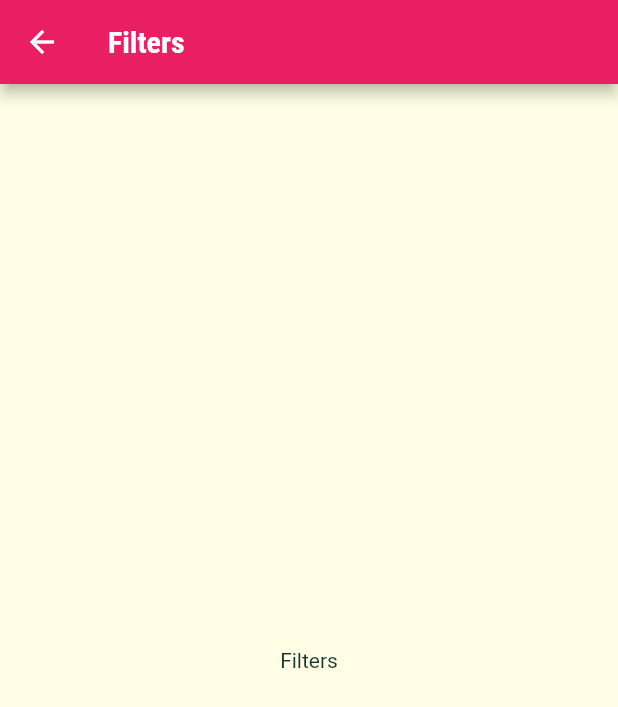
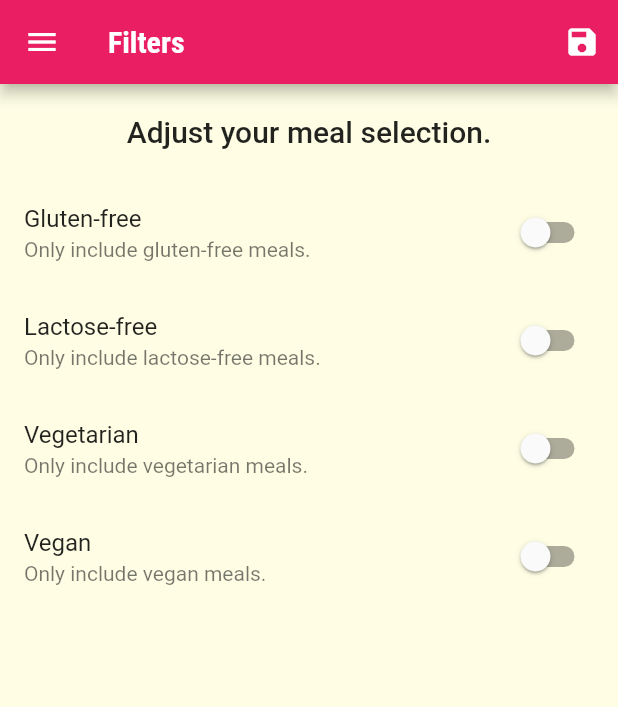
Before and after one commit to felixdusengimana/foodie, a Flutter app: the FilterScreen screen opened by its route, on a phone screen of 412 x 824 dp. Shown: the top 707 px of the screen. Run offline on Flutter 3.47's test engine with Material 2 defaults, Android fonts, the phone set to English and light mode, and no system bars; missing offline and left inert: dart:ffi; Roboto replaces fonts that are missing (Raleeway).

Commit message:
fat: added missing drawer on filter page

```diff
--- a/lib/main.dart
+++ b/lib/main.dart
@@ -1,15 +1,72 @@
 import 'package:flutter/material.dart';
 
+import './models/meal.dart';
 import './screens/meal_details.dart';
 import './screens/filters_screen.dart';
 import './screens/tabs_screen.dart';
 import './screens/category_meal.dart';
+import './dummy_data.dart';
 
 void main() {
   runApp(MyApp());
 }
 
-class MyApp extends StatelessWidget {
+class MyApp extends StatefulWidget {
+  @override
+  State<MyApp> createState() => _MyAppState();
+}
+
+class _MyAppState extends State<MyApp> {
+  Map<String, bool> _filters = {
+    'gluten': false,
+    'lactose': false,
+    'vegan': false,
+    'vegetarian': false,
+  };
+
+  List<Meal> _availableMeals = DUMMY_MEALS;
+  List<Meal> _favoriteMeals = [];
+
+  void _setFilters(
+    Map<String, bool> filterData,
+  ) {
+    // print("Filete Called");
+    setState(() {
+      _filters = filterData;
+      _availableMeals.where((meal) {
+        if (_filters['gluten']! && !meal.isGlutenFree) {
+          return false;
+        }
+        if (_filters['lactose']! && !meal.isLactoseFree) {
+          return false;
+        }
+        if (_filters['vegan']! && !meal.isVegan) {
+          return false;
+        }
+        if (_filters['vegetarian']! && !meal.isVegetarian) {
+          return false;
+        }
+        return true;
+      }).toList();
+    });
+  }
+
+  void _toggleFavMeal(String mealId) {
+    final existingIndex =
+        _favoriteMeals.indexWhere((meal) => meal.id == mealId);
+    if (existingIndex >= 0) {
+      setState(() {
+        _favoriteMeals.removeAt(existingIndex);
+      });
+    } else {
+      setState(() {
+        _favoriteMeals.add(
+          DUMMY_MEALS.firstWhere((meal) => meal.id == mealId),
+        );
+      });
+    }
+  }
+
   @override
   Widget build(BuildContext context) {
     return MaterialApp(
@@ -41,10 +98,11 @@ class MyApp extends StatelessWidget {
       // home: const CategoriesScreen(),
       initialRoute: '/',
       routes: {
-        '/': (ctx) => TabsScreen(),
-        CategoryMealsScreen.routeName: (ctx) => CategoryMealsScreen(),
+        '/': (ctx) => TabsScreen(_favoriteMeals),
+        CategoryMealsScreen.routeName: (ctx) =>
+            CategoryMealsScreen(_availableMeals),
         MealDetailsScreen.routeName: (ctx) => MealDetailsScreen(),
-        FilterScreen.routerName: (ctx) => FilterScreen(),
+        FilterScreen.routerName: (ctx) => FilterScreen(_setFilters, _filters),
       },
     );
   }
--- a/lib/screens/category_meal.dart
+++ b/lib/screens/category_meal.dart
@@ -1,11 +1,13 @@
 import 'package:flutter/material.dart';
 
-import '../dummy_data.dart';
 import '../widgets/meal_item.dart';
 import '../models/meal.dart';
 
 class CategoryMealsScreen extends StatefulWidget {
   static const routeName = '/category-meals';
+  final List<Meal> availableMeals;
+
+  CategoryMealsScreen(this.availableMeals);
 
   @override
   State<CategoryMealsScreen> createState() => _CategoryMealsScreenState();
@@ -29,7 +31,7 @@ class _CategoryMealsScreenState extends State<CategoryMealsScreen> {
       final catId = routerArgs['id'];
       catTitle = routerArgs['title'].toString();
 
-      catMeals = DUMMY_MEALS.where((meal) {
+      catMeals = widget.availableMeals.where((meal) {
         return meal.categories.contains(catId);
       }).toList();
     }
--- a/lib/screens/favorite.dart
+++ b/lib/screens/favorite.dart
@@ -1,11 +1,13 @@
+import '../models/meal.dart';
 import 'package:flutter/material.dart';
 
 class FavoriteScreen extends StatelessWidget {
-  const FavoriteScreen({Key? key}) : super(key: key);
+  final List<Meal> favoriteMeals;
+  FavoriteScreen(this.favoriteMeals);
 
   @override
   Widget build(BuildContext context) {
-    return Center(
+    return const Center(
       child: Text("Favorites"),
     );
   }
--- a/lib/screens/filters_screen.dart
+++ b/lib/screens/filters_screen.dart
@@ -1,15 +1,123 @@
+import '../widgets/main_drawer.dart';
 import 'package:flutter/material.dart';
 
-class FilterScreen extends StatelessWidget {
+class FilterScreen extends StatefulWidget {
   static const routerName = "/filters";
+  final Function setFilters;
+  final Map<String, bool> currentFilters;
+  // final Map<String, bool> currentFilters;
+
+  FilterScreen(this.setFilters, this.currentFilters);
+
+  @override
+  State<FilterScreen> createState() => _FilterScreenState();
+}
+
+class _FilterScreenState extends State<FilterScreen> {
+  bool _glutenFree = false;
+  bool _vegetarian = false;
+  bool _vegan = false;
+  bool _lactoseFree = false;
+
+  @override
+  void initState() {
+    _glutenFree = widget.currentFilters['gluten'] ?? false;
+    _vegetarian = widget.currentFilters['vegetarian'] ?? false;
+    _vegan = widget.currentFilters['vegan'] ?? false;
+    _lactoseFree = widget.currentFilters['lactose'] ?? false;
+    super.initState();
+  }
+
+  Widget _buildSwitchListTile(
+    String title,
+    String description,
+    bool value,
+    Function onChanged,
+  ) {
+    return SwitchListTile(
+      title: Text(title),
+      value: value,
+      subtitle: Text(description),
+      onChanged: onChanged as void Function(bool?),
+    );
+  }
+
   @override
   Widget build(BuildContext context) {
     return Scaffold(
       appBar: AppBar(
-        title: Text('Filters'),
+        title: const Text('Filters'),
+        actions: <Widget>[
+          IconButton(
+              onPressed: () {
+                final selectedFilters = {
+                  'gluten': _glutenFree,
+                  'lactose': _lactoseFree,
+                  'vegan': _vegan,
+                  'vegetarian': _vegetarian,
+                };
+                widget.setFilters(selectedFilters);
+              },
+              icon: const Icon(Icons.save))
+        ],
       ),
-      body: Center(
-        child: Text('Filters'),
+      drawer: MainDrawer(),
+      body: Column(
+        children: <Widget>[
+          Container(
+            padding: const EdgeInsets.all(20),
+            child: Text(
+              'Adjust your meal selection.',
+              style: Theme.of(context).textTheme.headline6,
+            ),
+          ),
+          Expanded(
+            child: ListView(
+              children: <Widget>[
+                _buildSwitchListTile(
+                  "Gluten-free",
+                  'Only include gluten-free meals.',
+                  _glutenFree,
+                  (value) {
+                    setState(() {
+                      _glutenFree = value;
+                    });
+                  },
+                ),
+                _buildSwitchListTile(
+                  "Lactose-free",
+                  'Only include lactose-free meals.',
+                  _lactoseFree,
+                  (value) {
+                    setState(() {
+                      _lactoseFree = value;
+                    });
+                  },
+                ),
+                _buildSwitchListTile(
+                  "Vegetarian",
+                  'Only include vegetarian meals.',
+                  _vegetarian,
+                  (value) {
+                    setState(() {
+                      _vegetarian = value;
+                    });
+                  },
+                ),
+                _buildSwitchListTile(
+                  "Vegan",
+                  'Only include vegan meals.',
+                  _vegan,
+                  (value) {
+                    setState(() {
+                      _vegan = value;
+                    });
+                  },
+                ),
+              ],
+            ),
+          ),
+        ],
       ),
     );
   }
```
Also changed, not shown: lib/screens/tabs_screen.dart (+19 -8 lines), lib/widgets/main_drawer.dart (+19 -9 lines).
